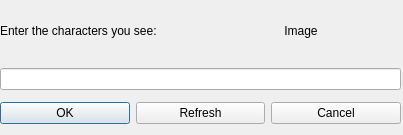
Before: the Qt Designer form ui/email.ui in gitter-badger/simplechatclient, drawn with Qt 5.
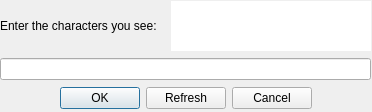
After: the same form once the commit is applied. Icons and pictures are not drawn.

Commit message: fixed change email - removed eventloop

Diff of the .ui file:
```diff
--- a/ui/email.ui
+++ b/ui/email.ui
@@ -6,20 +6,20 @@
    <rect>
     <x>0</x>
     <y>0</y>
-    <width>403</width>
-    <height>135</height>
+    <width>372</width>
+    <height>112</height>
    </rect>
   </property>
   <property name="minimumSize">
    <size>
-    <width>403</width>
-    <height>135</height>
+    <width>372</width>
+    <height>112</height>
    </size>
   </property>
   <property name="maximumSize">
    <size>
-    <width>403</width>
-    <height>135</height>
+    <width>372</width>
+    <height>112</height>
    </size>
   </property>
   <property name="windowTitle">
@@ -34,8 +34,8 @@
     <rect>
      <x>0</x>
      <y>0</y>
-     <width>401</width>
-     <height>131</height>
+     <width>371</width>
+     <height>111</height>
     </rect>
    </property>
    <layout class="QVBoxLayout" name="verticalLayout">
@@ -62,8 +62,11 @@
           <height>50</height>
          </size>
         </property>
+        <property name="styleSheet">
+         <string notr="true">background-color: rgb(255, 255, 255);</string>
+        </property>
         <property name="text">
-         <string>Image</string>
+         <string/>
         </property>
         <property name="alignment">
          <set>Qt::AlignCenter</set>
@@ -81,6 +84,19 @@
     </item>
     <item>
      <layout class="QHBoxLayout" name="horizontalLayout_2">
+      <item>
+       <spacer name="horizontalSpacer">
+        <property name="orientation">
+         <enum>Qt::Horizontal</enum>
+        </property>
+        <property name="sizeHint" stdset="0">
+         <size>
+          <width>40</width>
+          <height>20</height>
+         </size>
+        </property>
+       </spacer>
+      </item>
       <item>
        <widget class="QPushButton" name="pushButton_ok">
         <property name="text">
@@ -102,6 +118,19 @@
         </property>
        </widget>
       </item>
+      <item>
+       <spacer name="horizontalSpacer_2">
+        <property name="orientation">
+         <enum>Qt::Horizontal</enum>
+        </property>
+        <property name="sizeHint" stdset="0">
+         <size>
+          <width>40</width>
+          <height>20</height>
+         </size>
+        </property>
+       </spacer>
+      </item>
      </layout>
     </item>
    </layout>
```
Left out of the diff: 6 changed lines with no effect on the pictures. The commit also changes 5 other files.
